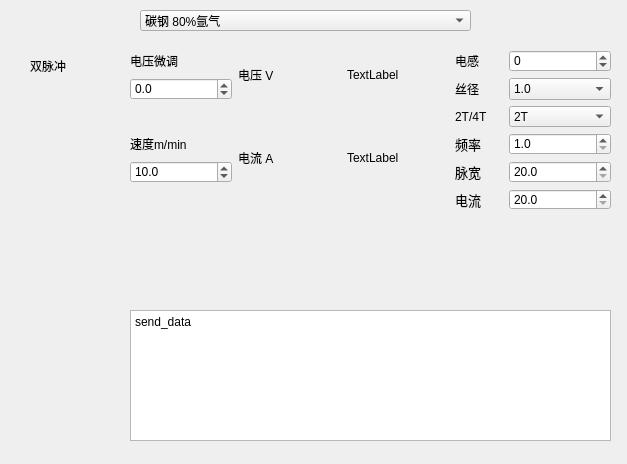
Before: the Qt Designer form untitled4/dialog_double_pulse.ui in ZIME-KING/QT_Learn, drawn with Qt 5.
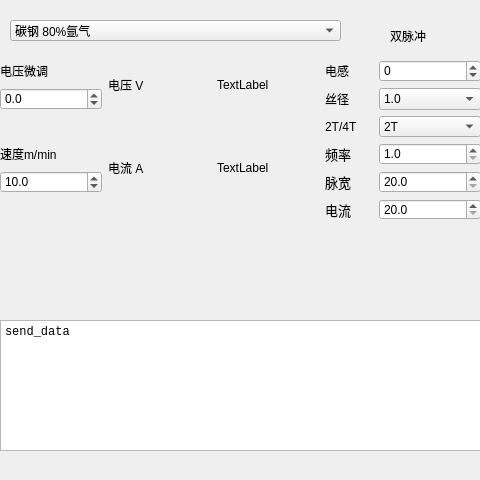
After: the same form once the commit is applied.

The edit to the form file:
```diff
--- a/untitled4/dialog_double_pulse.ui
+++ b/untitled4/dialog_double_pulse.ui
@@ -6,8 +6,8 @@
    <rect>
     <x>0</x>
     <y>0</y>
-    <width>627</width>
-    <height>464</height>
+    <width>480</width>
+    <height>480</height>
    </rect>
   </property>
   <property name="windowTitle">
@@ -16,8 +16,8 @@
   <widget class="QComboBox" name="comboBox_3">
    <property name="geometry">
     <rect>
-     <x>140</x>
-     <y>10</y>
+     <x>10</x>
+     <y>20</y>
      <width>331</width>
      <height>21</height>
     </rect>
@@ -65,14 +65,15 @@
   <widget class="QTextEdit" name="textEdit">
    <property name="geometry">
     <rect>
-     <x>130</x>
-     <y>310</y>
+     <x>0</x>
+     <y>320</y>
      <width>481</width>
      <height>131</height>
     </rect>
    </property>
    <property name="font">
     <font>
+     <family>Courier New</family>
      <pointsize>16</pointsize>
     </font>
    </property>
@@ -80,15 +81,15 @@
     <string>&lt;!DOCTYPE HTML PUBLIC &quot;-//W3C//DTD HTML 4.0//EN&quot; &quot;http://www.w3.org/TR/REC-html40/strict.dtd&quot;&gt;
 &lt;html&gt;&lt;head&gt;&lt;meta name=&quot;qrichtext&quot; content=&quot;1&quot; /&gt;&lt;meta charset=&quot;utf-8&quot; /&gt;&lt;style type=&quot;text/css&quot;&gt;
 p, li { white-space: pre-wrap; }
-&lt;/style&gt;&lt;/head&gt;&lt;body style=&quot; font-family:'Microsoft YaHei UI'; font-size:16pt; font-weight:400; font-style:normal;&quot;&gt;
-&lt;p style=&quot; margin-top:0px; margin-bottom:0px; margin-left:0px; margin-right:0px; -qt-block-indent:0; text-indent:0px;&quot;&gt;&lt;span style=&quot; font-size:9pt;&quot;&gt;send_data&lt;/span&gt;&lt;/p&gt;&lt;/body&gt;&lt;/html&gt;</string>
+&lt;/style&gt;&lt;/head&gt;&lt;body style=&quot; font-family:'Courier New'; font-size:16pt; font-weight:400; font-style:normal;&quot;&gt;
+&lt;p style=&quot; margin-top:0px; margin-bottom:0px; margin-left:0px; margin-right:0px; -qt-block-indent:0; text-indent:0px;&quot;&gt;&lt;span style=&quot; font-family:'Microsoft YaHei UI'; font-size:9pt;&quot;&gt;send_data&lt;/span&gt;&lt;/p&gt;&lt;/body&gt;&lt;/html&gt;</string>
    </property>
   </widget>
   <widget class="QWidget" name="layoutWidget">
    <property name="geometry">
     <rect>
-     <x>130</x>
-     <y>50</y>
+     <x>0</x>
+     <y>60</y>
      <width>481</width>
      <height>241</height>
     </rect>
@@ -420,8 +421,8 @@
   <widget class="QLabel" name="label_3">
    <property name="geometry">
     <rect>
-     <x>30</x>
-     <y>50</y>
+     <x>390</x>
+     <y>20</y>
      <width>61</width>
      <height>31</height>
     </rect>
```
